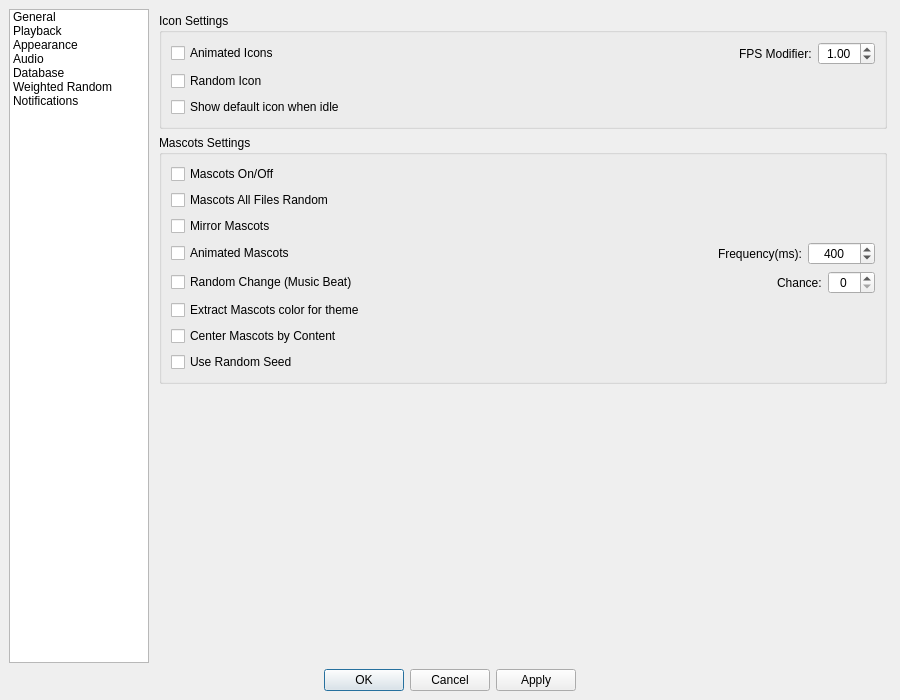
First picture: the form in MediaManager/src/QtClasses/UI/Form Files/SettingsDialog.ui, repository PaunescuAndrei/MediaManager, before the edit.
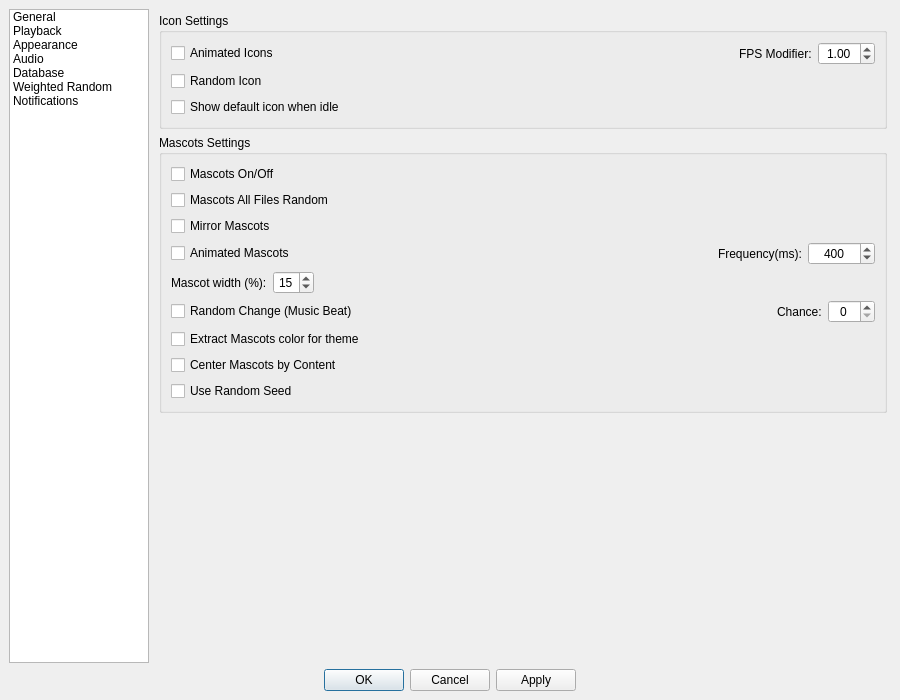
Second picture: the form after the edit. The open tabs and pages were chosen to show the change. Custom widgets are drawn as their Qt base class.

Commit message: add adjustable mascot width setting (percent of window)

Patch:
```diff
--- a/MediaManager/src/QtClasses/UI/Form Files/SettingsDialog.ui
+++ b/MediaManager/src/QtClasses/UI/Form Files/SettingsDialog.ui
@@ -1108,6 +1108,29 @@
               </item>
              </layout>
             </item>
+            <item>
+             <layout class="QHBoxLayout" name="horizontalLayout_mascotsWidth">
+              <item>
+               <widget class="QLabel" name="mascotsWidthLabel"><property name="text"><string>Mascot width (%):</string></property></widget>
+              </item>
+              <item>
+               <widget class="QSpinBox" name="mascotsWidthSpinBox">
+                <property name="focusPolicy"><enum>Qt::FocusPolicy::StrongFocus</enum></property>
+                <property name="alignment"><set>Qt::AlignmentFlag::AlignCenter</set></property>
+                <property name="minimum"><number>5</number></property>
+                <property name="maximum"><number>40</number></property>
+                <property name="singleStep"><number>1</number></property>
+                <property name="value"><number>15</number></property>
+               </widget>
+              </item>
+              <item>
+               <spacer name="horizontalSpacer_mascotsWidth">
+                <property name="orientation"><enum>Qt::Orientation::Horizontal</enum></property>
+                <property name="sizeHint" stdset="0"><size><width>40</width><height>20</height></size></property>
+               </spacer>
+              </item>
+             </layout>
+            </item>
             <item>
              <layout class="QHBoxLayout" name="horizontalLayout_6">
               <item>
```
The commit also changes 6 other files.
